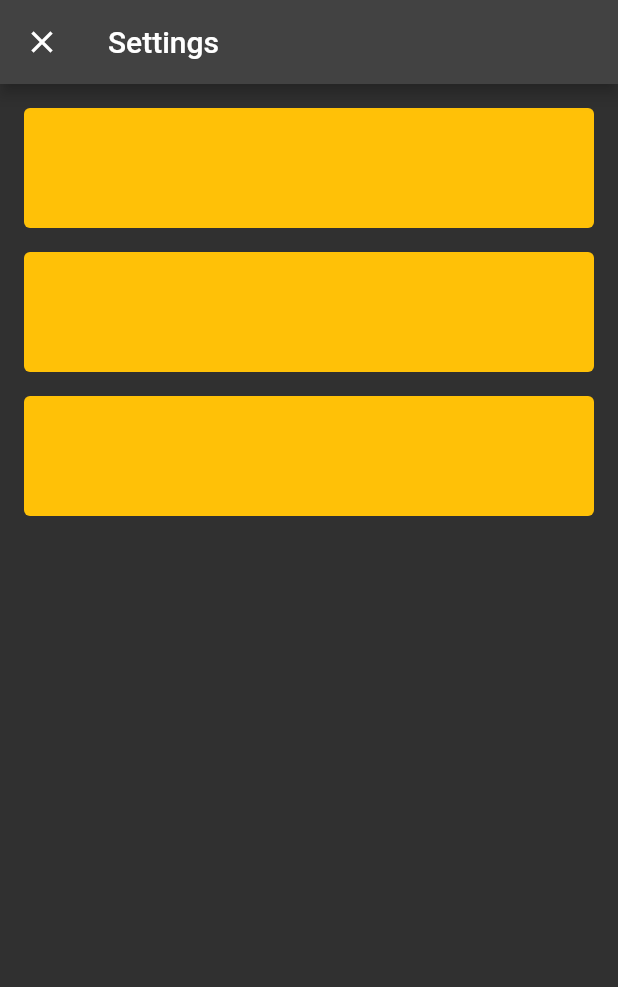
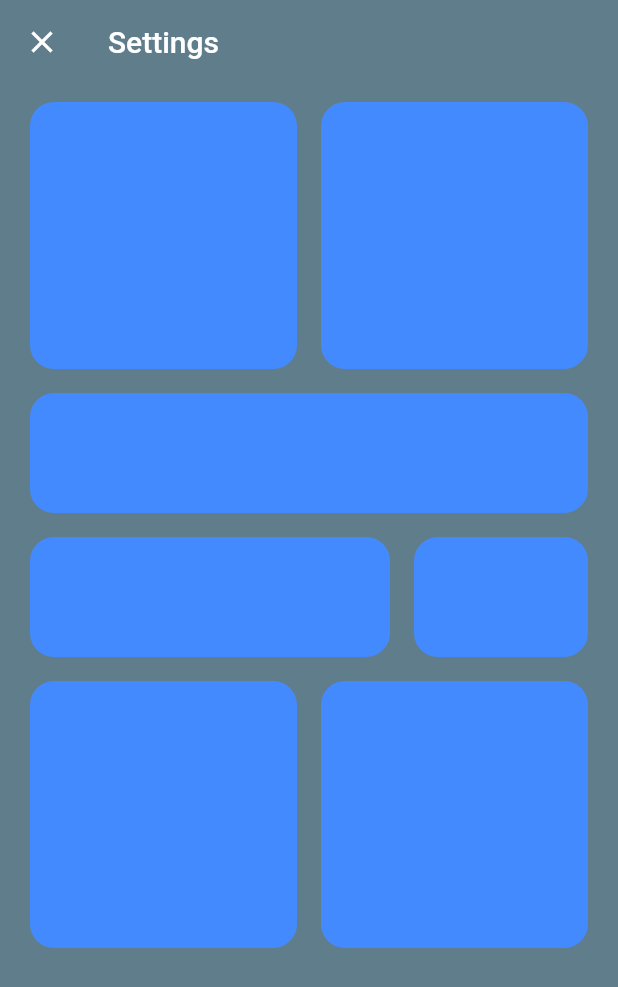
Before and after one commit to kolbe-ryo/coffee_beanventory, a Flutter app: the screen it shows after launch, after a tap on the "settings" icon, on a phone screen of 412 x 824 dp. Shown: the top 987 px of the screen. Run offline on Flutter 3.47's test engine with Material 2 defaults, Android fonts, the phone set to English and light mode, and no system bars; our stand-ins replace flutter_riverpod, flutter_svg, freezed_annotation, get_it, go_router, riverpod_annotation and 2 more; missing offline and left inert: flame, flame_forge2d, simple_logger; generated files the repository leaves out were written again.

Commit message:
change card disign

```diff
--- a/lib/constant/constants.dart
+++ b/lib/constant/constants.dart
@@ -34,3 +34,7 @@ const double progressBarWidth = 7;
 const double trackWidth = 6;
 
 const double angleRange = 280;
+
+// Card constants
+
+const double cardHeight = 80;
--- a/lib/ui/component/common_card.dart
+++ b/lib/ui/component/common_card.dart
@@ -8,12 +8,61 @@ class CommonCard extends StatelessWidget {
   Widget build(BuildContext context) {
     return const Card(
       elevation: 0,
-      color: Colors.amber,
-      margin: EdgeInsets.only(top: kPadding),
+      color: Colors.blueAccent,
+      shape: RoundedRectangleBorder(
+        borderRadius: BorderRadius.all(
+          Radius.circular(kPadding),
+        ),
+      ),
       child: SizedBox(
         width: double.infinity,
-        height: 80,
+        height: cardHeight,
       ),
     );
   }
 }
+
+class SquareCard extends StatelessWidget {
+  const SquareCard({super.key});
+
+  @override
+  Widget build(BuildContext context) {
+    return const Card(
+      elevation: 0,
+      color: Colors.blueAccent,
+      shape: RoundedRectangleBorder(
+        borderRadius: BorderRadius.all(
+          Radius.circular(kPadding),
+        ),
+      ),
+      child: AspectRatio(
+        aspectRatio: 1,
+        child: SizedBox(
+          width: double.infinity,
+        ),
+      ),
+    );
+  }
+}
+
+class SpacerH extends StatelessWidget {
+  const SpacerH({super.key});
+
+  @override
+  Widget build(BuildContext context) {
+    return const SizedBox(
+      height: kPadding / 2,
+    );
+  }
+}
+
+class SpacerW extends StatelessWidget {
+  const SpacerW({super.key});
+
+  @override
+  Widget build(BuildContext context) {
+    return const SizedBox(
+      width: kPadding / 2,
+    );
+  }
+}
--- a/lib/ui/settings_page/settings_page.dart
+++ b/lib/ui/settings_page/settings_page.dart
@@ -12,16 +12,47 @@ class SettingsPage extends ConsumerWidget {
   @override
   Widget build(BuildContext context, WidgetRef ref) {
     return Scaffold(
+      backgroundColor: Colors.blueGrey,
       appBar: AppBar(
-        title: Text('Settings'),
+        backgroundColor: Colors.blueGrey,
+        elevation: 0,
+        title: const Text('Settings'),
       ),
       body: SingleChildScrollView(
         padding: const EdgeInsets.symmetric(horizontal: kPadding),
         child: Column(
-          children: const [
-            CommonCard(),
-            CommonCard(),
-            CommonCard(),
+          children: [
+            const SpacerH(),
+            Row(
+              children: const [
+                Expanded(child: SquareCard()),
+                SpacerW(),
+                Expanded(child: SquareCard()),
+              ],
+            ),
+            const SpacerH(),
+            const CommonCard(),
+            const SpacerH(),
+            Row(
+              children: const [
+                Flexible(
+                  flex: 2,
+                  child: CommonCard(),
+                ),
+                SpacerW(),
+                Flexible(
+                  child: CommonCard(),
+                ),
+              ],
+            ),
+            const SpacerH(),
+            Row(
+              children: const [
+                Expanded(child: SquareCard()),
+                SpacerW(),
+                Expanded(child: SquareCard()),
+              ],
+            ),
           ],
         ),
       ),
```
